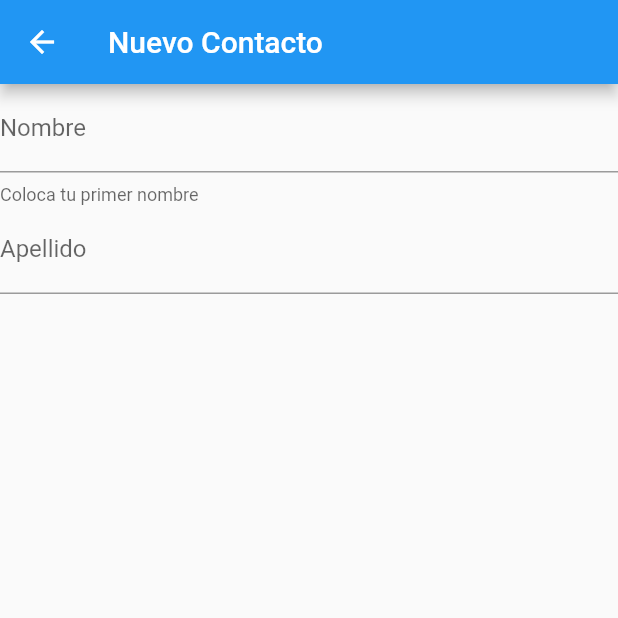
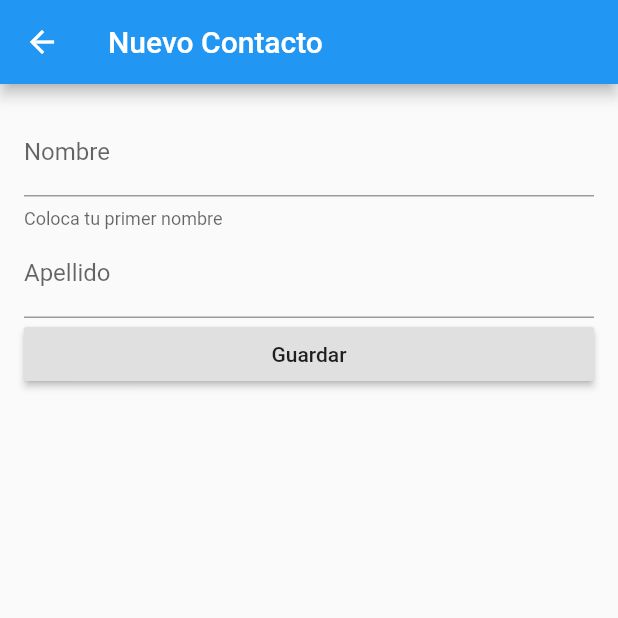
Before and after one commit to wavecos/contacts_app, a Flutter app: the ContactFormScreen screen opened directly, on a phone screen of 412 x 824 dp, the top half of it. Run offline on Flutter 3.47's test engine with Material 2 defaults, Android fonts, the phone set to English and light mode, and no system bars; our stand-ins replace cloud_firestore, get_it; accounts and stored records are empty.

Commit message:
added firebase support

```diff
--- a/lib/core/providers/contact_provider.dart
+++ b/lib/core/providers/contact_provider.dart
@@ -11,4 +11,8 @@ class ContactProvider extends ChangeNotifier {
     return _contactService.getAllContacts();
   }
 
+  Future<String> saveContact(Contact contact) {
+    return _contactService.save(contact);
+  }
+
 }
--- a/lib/core/services/contact_service.dart
+++ b/lib/core/services/contact_service.dart
@@ -4,4 +4,6 @@ abstract class ContactService {
 
   Stream<List<Contact>> getAllContacts();
 
+  Future<String> save(Contact contact);
+
 }
--- a/lib/core/services/contact_service_impl.dart
+++ b/lib/core/services/contact_service_impl.dart
@@ -19,4 +19,10 @@ class ContactServiceImpl implements ContactService {
     return contacts;
   }
 
+  @override
+  Future<String> save(Contact contact) {
+
+  }
+
+
 }
--- a/lib/screens/contact_form_screen.dart
+++ b/lib/screens/contact_form_screen.dart
@@ -1,4 +1,9 @@
+import 'package:agenda_app/core/models/contact.dart';
+import 'package:agenda_app/core/providers/contact_provider.dart';
+import 'package:agenda_app/screens/home_screen.dart';
+import 'package:agenda_app/utils/common.dart';
 import 'package:flutter/material.dart';
+import 'package:provider/provider.dart';
 
 class ContactFormScreen extends StatefulWidget {
   @override
@@ -6,6 +11,8 @@ class ContactFormScreen extends StatefulWidget {
 }
 
 class _ContactFormScreenState extends State<ContactFormScreen> {
+
+  final _formKey = GlobalKey<FormState>();
 
   TextEditingController _firstNameTextController;
   TextEditingController _lastNameTextController;
@@ -36,6 +43,7 @@ class _ContactFormScreenState extends State<ContactFormScreen> {
 
   @override
   Widget build(BuildContext context) {
+    final contactProvider = Provider.of<ContactProvider>(context);
 
     final firstNameTextField = TextFormField(
       controller: _firstNameTextController,
@@ -47,6 +55,7 @@ class _ContactFormScreenState extends State<ContactFormScreen> {
       ),
       focusNode: _firstNameFocusNode,
       textInputAction: TextInputAction.next,
+      validator: (value) => (value.isEmpty) ? 'El campo es requerido' : null,
       onFieldSubmitted: (v) {
         FocusScope.of(context).requestFocus(_lastNameFocusNode);
       },
@@ -63,15 +72,39 @@ class _ContactFormScreenState extends State<ContactFormScreen> {
       textInputAction: TextInputAction.done,
     );
 
+    final registerButton = RaisedButton(
+      onPressed: () async {
+        if (_formKey.currentState.validate()) {
+
+          Contact contact = Contact(
+            firstName: _firstNameTextController.text,
+            lastName: _lastNameTextController.text
+          );
+
+          await contactProvider.saveContact(contact);
+
+          changeScreen(context, HomeScreen());
+        }
+      },
+      child: const Text('Guardar'),
+    );
+
     return Scaffold(
       appBar: AppBar(
         title: Text('Nuevo Contacto'),
       ),
-      body: Column(
-        children: <Widget>[
-          firstNameTextField,
-          lastNameTextField,
-        ],
+      body: Padding(
+        padding: const EdgeInsets.all(16.0),
+        child: Form(
+          key: _formKey,
+          child: ListView(
+            children: <Widget>[
+              firstNameTextField,
+              lastNameTextField,
+              registerButton,
+            ],
+          ),
+        ),
       ),
     );
   }
--- a/pubspec.yaml
+++ b/pubspec.yaml
@@ -36,6 +36,8 @@ dependencies:
   meta: ^1.1.6
   # Logger
   logger: ^0.7.0+2
+  # Validators
+  validators: ^2.0.0+1
 
 dev_dependencies:
   flutter_test:
```
Also changed, not shown: lib/core/services/contact_service_fb_impl.dart (+7 -0 lines), pubspec.lock.
